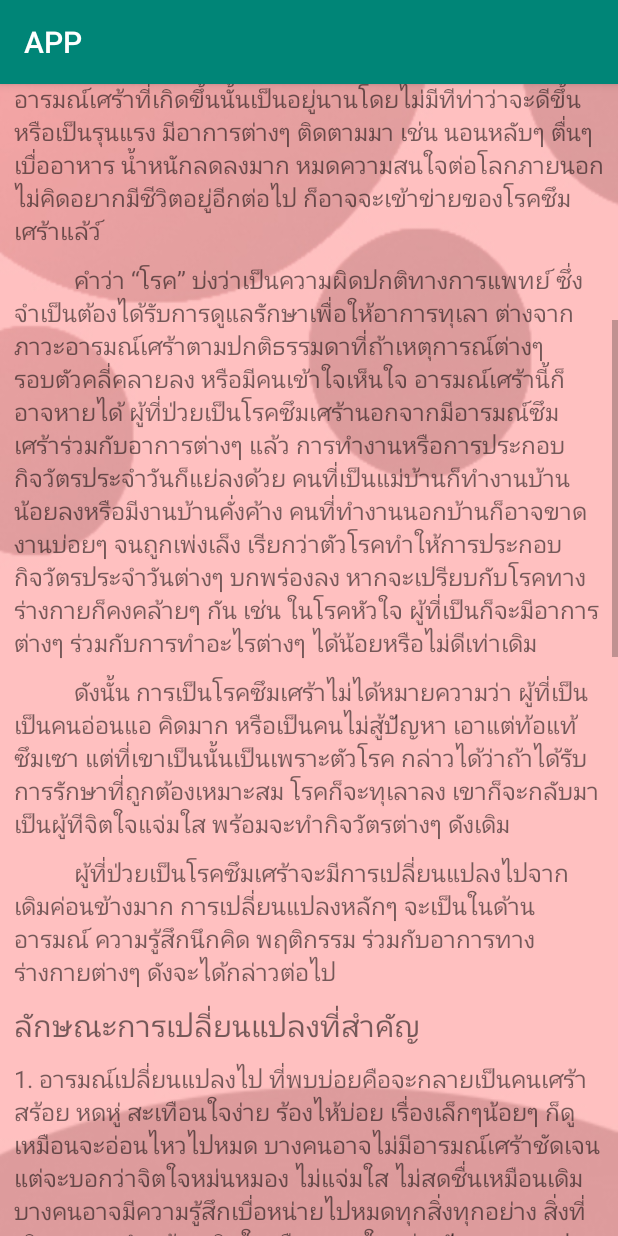
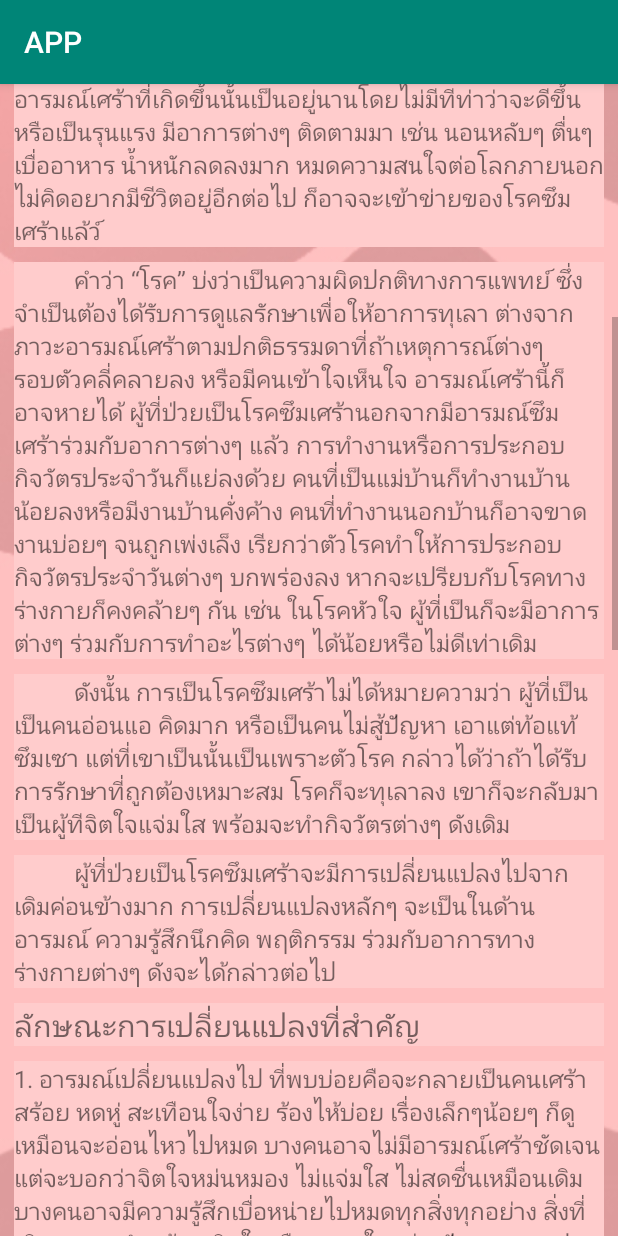
Before and after one commit to SupaflyN/AndroidProject, an Android app: the WhatisActivity screen opened directly, with no data from a screen before it, scrolled down 537 dp, on a phone screen of 412 x 824 dp. Run offline under Robolectric (Android 15) with nearby library versions, the phone set to English and light mode, and no system bars.

Commit message:
แก้

```diff
--- a/app/src/main/java/com/example/app/QuestionActivity.java
+++ b/app/src/main/java/com/example/app/QuestionActivity.java
@@ -30,7 +30,6 @@ public class QuestionActivity extends AppCompatActivity {
     protected void onCreate(Bundle savedInstanceState) {
         super.onCreate(savedInstanceState);
         setContentView(R.layout.activity_question);
-
 
         Button Submit = (Button)findViewById(R.id.buttonSubmit);
         Submit.setOnClickListener(new View.OnClickListener() {
--- a/app/src/main/java/com/example/app/ResultActivity.java
+++ b/app/src/main/java/com/example/app/ResultActivity.java
@@ -10,5 +10,7 @@ public class ResultActivity extends AppCompatActivity {
     protected void onCreate(Bundle savedInstanceState) {
         super.onCreate(savedInstanceState);
         setContentView(R.layout.activity_result2);
+
+
     }
 }
--- a/app/src/main/java/com/example/app/WhatisActivity.java
+++ b/app/src/main/java/com/example/app/WhatisActivity.java
@@ -2,13 +2,26 @@ package com.example.app;
 
 import androidx.appcompat.app.AppCompatActivity;
 
+import android.content.Intent;
 import android.os.Bundle;
+import android.view.View;
+import android.widget.ImageButton;
 
 public class WhatisActivity extends AppCompatActivity {
+
 
     @Override
     protected void onCreate(Bundle savedInstanceState) {
         super.onCreate(savedInstanceState);
         setContentView(R.layout.activity_whatis);
+
+        ImageButton home = (ImageButton) findViewById(R.id.home);
+        home.setOnClickListener(new View.OnClickListener() {
+            @Override
+            public void onClick(View v) {
+                Intent intent = new Intent(getApplicationContext(), MainActivity.class);
+                startActivity(intent);
+            }
+        });
     }
 }
--- a/app/src/main/res/layout/activity_whatis.xml
+++ b/app/src/main/res/layout/activity_whatis.xml
@@ -36,6 +36,7 @@
                 android:layout_height="wrap_content"
                 android:textSize="16dp"
                 android:layout_marginBottom="10dp"
+                android:background="#ffcccc"
                 android:layout_marginLeft="9dp"
                 android:layout_marginRight="9dp"
                 android:text="          สำหรับคนส่วนใหญ่แล้วคำว่าโรคซึมเศร้าฟังดูไม่คุ้นหู ถ้าพูดถึงเรื่องซึมเศร้าเรามักจะนึกกันว่าเป็นเรื่องของอารมณ์ความรู้สึกที่เกิดจากความผิดหวัง หรือการสูญเสียมากกว่าที่จะเป็นโรค ซึ่งตามจริงแล้ว ที่เราพบกันในชีวิตประจำวันส่วนใหญ่ก็จะเป็นเรื่องของอารมณ์ความรู้สึกธะรรมดาๆ ที่มีกันในชีวิตประจำวัน มากบ้างน้อยบ้าง อย่างไรก็ตามในบางครั้ง ถ้าอารมณ์เศร้าที่เกิดขึ้นนั้นเป็นอยู่นานโดยไม่มีทีท่าว่าจะดีขึ้น หรือเป็นรุนแรง มีอาการต่างๆ ติดตามมา เช่น นอนหลับๆ ตื่นๆ เบื่ออาหาร น้ำหนักลดลงมาก หมดความสนใจต่อโลกภายนอก ไม่คิดอยากมีชีวิตอยู่อีกต่อไป ก็อาจจะเข้าข่ายของโรคซึมเศร้าแล้ว์"></TextView>
@@ -44,6 +45,7 @@
                 android:layout_width="match_parent"
                 android:layout_height="wrap_content"
                 android:textSize="16dp"
+                android:background="#ffcccc"
                 android:layout_marginBottom="10dp"
                 android:layout_marginLeft="9dp"
                 android:layout_marginRight="9dp"
@@ -55,6 +57,7 @@
                 android:textSize="16dp"
                 android:layout_marginBottom="10dp"
                 android:layout_marginLeft="9dp"
+                android:background="#ffcccc"
                 android:layout_marginRight="9dp"
                 android:text="          ดังนั้น การเป็นโรคซึมเศร้าไม่ได้หมายความว่า ผู้ที่เป็นเป็นคนอ่อนแอ คิดมาก หรือเป็นคนไม่สู้ปัญหา เอาแต่ท้อแท้ ซึมเซา แต่ที่เขาเป็นนั้นเป็นเพราะตัวโรค กล่าวได้ว่าถ้าได้รับการรักษาที่ถูกต้องเหมาะสม โรคก็จะทุเลาลง เขาก็จะกลับมาเป็นผู้ทีจิตใจแจ่มใส พร้อมจะทำกิจวัตรต่างๆ ดังเดิม"></TextView>
 
@@ -64,6 +67,7 @@
                 android:textSize="16dp"
                 android:layout_marginBottom="10dp"
                 android:layout_marginLeft="9dp"
+                android:background="#ffcccc"
                 android:layout_marginRight="9dp"
                 android:text="          ผู้ที่ป่วยเป็นโรคซึมเศร้าจะมีการเปลี่ยนแปลงไปจากเดิมค่อนข้างมาก การเปลี่ยนแปลงหลักๆ จะเป็นในด้านอารมณ์ ความรู้สึกนึกคิด พฤติกรรม ร่วมกับอาการทางร่างกายต่างๆ ดังจะได้กล่าวต่อไป"></TextView>
 
@@ -73,6 +77,7 @@
                 android:textSize="20dp"
                 android:layout_marginBottom="10dp"
                 android:layout_marginLeft="9dp"
+                android:background="#ffcccc"
                 android:layout_marginRight="9dp"
                 android:text="ลักษณะการเปลี่ยนแปลงที่สำคัญ"></TextView>
 
@@ -82,6 +87,7 @@
                 android:textSize="16dp"
                 android:layout_marginBottom="10dp"
                 android:layout_marginLeft="9dp"
+                android:background="#ffcccc"
                 android:layout_marginRight="9dp"
                 android:text="1. อารมณ์เปลี่ยนแปลงไป ที่พบบ่อยคือจะกลายเป็นคนเศร้าสร้อย หดหู่ สะเทือนใจง่าย ร้องไห้บ่อย เรื่องเล็กๆน้อยๆ ก็ดูเหมือนจะอ่อนไหวไปหมด บางคนอาจไม่มีอารมณ์เศร้าชัดเจนแต่จะบอกว่าจิตใจหม่นหมอง ไม่แจ่มใส ไม่สดชื่นเหมือนเดิม บางคนอาจมีความรู้สึกเบื่อหน่ายไปหมดทุกสิ่งทุกอย่าง สิ่งที่เดิมตนเคยทำแล้วเพลินใจหรือสบายใจ เช่น ฟังเพลง พบปะเพื่อนฝูง เข้าวัด ก็ไม่อยากทำหรือทำแล้วก็ไม่ทำให้สบายใจขึ้น บ้างก็รู้สึกเบื่อไปหมดตั้งแต่ตื่นเช้ามา บางคนอาจมีอารมณ์หงุดหงิดฉุนเฉียวง่าย อะไรก็ดูขวางหูขวางตาไปหมด กลายเป็นคนอารมณ์ร้าย ไม่ใจเย็นเหมือนก่อน"></TextView>
 
@@ -91,6 +97,7 @@
                 android:textSize="16dp"
                 android:layout_marginBottom="10dp"
                 android:layout_marginLeft="9dp"
+                android:background="#ffcccc"
                 android:layout_marginRight="9dp"
                 android:text="2. ความคิดเปลี่ยนไป มองอะไรก็รู้สึกว่าแย่ไปหมด มองชีวิตที่ผ่านมาในอดีตก็เห็นแต่ความผิดพลาดความล้มเหลวของตนเอง ชีวิตตอนนี้ก็รู้สึกว่าอะไรๆ ก็ดูแย่ไปหมด ไม่มีใครช่วยอะไรได้ ไม่เห็นทางออก มองอนาคตไม่เห็น รู้สึกท้อแท้หมดหวังกับชีวิต บางคนกลายเป็นคนไม่มั่นใจตนเองไป จะตัดสินใจอะไรก็ลังเลไปหมด รู้สึกว่าตนเองไร้ความสามารถ ไร้คุณค่า เป็นภาระแก่คนอื่น ทั้งๆ ที่ญาติหรือเพื่อนๆ ก็ยืนยันว่ายินดีช่วยเหลือ เขาไม่เป็นภาระอะไรแต่ก็ยังคงคิดเช่นนั้นอยู่ ความรู้สึกว่าตนเองไร้ค่า ความคับข้องใจ ทรมานจิตใจ เหล่านี้อาจทำให้เจ้าตัวคิดถึงเรื่องการตายอยู่บ่อยๆ แรกๆ ก็อาจคิดเพียงแค่อยากไปให้พ้นๆ จากสภาพตอนนี้ ต่อมาเริ่มคิดอยากตายแต่ก็ไม่ได้คิดถึงแผนการณ์อะไรที่แน่นอน เมื่ออารมณ์เศร้าหรือความรู้สึกหมดหวังมีมากขึ้น ก็จะเริ่มคิดเป็นเรื่องเป็นราวว่าจะทำอย่างไร ในช่วงนี้หากมีเหตุการณ์มากระทบกระเทือนจิตใจก็อาจเกิดการทำร้ายตนเองขึ้นได้จากอารมณ์ชั่ววูบ"></TextView>
 
@@ -100,6 +107,7 @@
                 android:textSize="16dp"
                 android:layout_marginBottom="10dp"
                 android:layout_marginLeft="9dp"
+                android:background="#ffcccc"
                 android:layout_marginRight="9dp"
                 android:text="3. สมาธิความจำแย่ลง จะหลงลืมง่าย โดยเฉพาะกับเรื่องใหม่ๆ วางของไว้ที่ไหนก็นึกไม่ออก ญาติเพิ่งพูดด้วยเมื่อเช้าก็นึกไม่ออกว่าเขาสั่งว่าอะไร จิตใจเหม่อลอยบ่อย ทำอะไรไม่ได้นานเนื่องจากสมาธิไม่มี ดูโทรทัศน์นานๆ จะไม่รู้เรื่อง อ่านหนังสือก็ได้ไม่ถึงหน้า ประสิทธิภาพในการทำงานลดลง ทำงานผิดๆ ถูกๆ"></TextView>
 
@@ -109,6 +117,7 @@
                 android:textSize="16dp"
                 android:layout_marginBottom="10dp"
                 android:layout_marginLeft="9dp"
+                android:background="#ffcccc"
                 android:layout_marginRight="9dp"
                 android:text="4. มีอาการทางร่างกายต่างๆ ร่วม ที่พบบ่อยคือจะรู้สึกอ่อนเพลีย ไม่มีเรี่ยวแรง ซึ่งเมื่อพบร่วมกับอารมณ์รู้สึกเบื่อหน่ายไม่อยากทำอะไร ก็จะทำให้คนอื่นดูว่าเป็นคนขี้เกียจ ปัญหาด้านการนอนก็พบบ่อยเช่นกัน มักจะหลับยาก นอนไม่เต็มอิ่ม หลับๆตื่นๆ บางคนตื่นแต่เช้ามืดแล้วนอนต่อไม่ได้ ส่วนใหญ่จะรู้สึกเบื่ออาหาร ไม่เจริญอาหารเหมือนเดิม น้ำหนักลดลงมาก บางคนลดลงหลายกิโลกรัมภายใน 1 เดือน นอกจากนี้ยังอาจมีอาการท้องผูก อืดแน่นท้อง ปากคอแห้ง บางคนอาจมีอาการปวดหัว ปวดเมื่อยตามตัว"></TextView>
 
@@ -118,6 +127,7 @@
                 android:textSize="16dp"
                 android:layout_marginBottom="10dp"
                 android:layout_marginLeft="9dp"
+                android:background="#ffcccc"
                 android:layout_marginRight="9dp"
                 android:text="5. ความสัมพันธ์กับคนรอบข้างเปลี่ยนไป ดังกล่าวบ้างแล้วข้างต้น ผู้ที่เป็นโรคนี้มักจะดูซึมลง ไม่ร่าเริง แจ่มใส เหมือนก่อน จะเก็บตัวมากขึ้น ไม่ค่อยพูดจากับใคร บางคนอาจกลายเป็นคนใจน้อย อ่อนไหวง่าย ซึ่งคนรอบข้างก็มักจะไม่เข้าใจว่าทำไมเขาถึงเปลี่ยนไป บางคนอาจหงุดหงิดบ่อยกว่าเดิม แม่บ้านอาจทนที่ลูกๆ ซนไม่ได้ หรือมีปากเสียงระหว่างคู่ครองบ่อยๆ"></TextView>
 
@@ -127,6 +137,7 @@
                 android:textSize="16dp"
                 android:layout_marginBottom="10dp"
                 android:layout_marginLeft="9dp"
+                android:background="#ffcccc"
                 android:layout_marginRight="9dp"
                 android:text="6. การงานแย่ลง ความรับผิดชอบต่อการงานก็ลดลง ถ้าเป็นแม่บ้านงานบ้านก็ไม่ได้ทำ หรือทำลวกๆ เพียงให้ผ่านๆ ไป คนที่ทำงานสำนักงานก็จะทำงานที่ละเอียดไม่ได้เพราะสมาธิไม่มี ในช่วงแรกๆ ผู้ที่เป็นอาจจะพอฝืนใจตัวเองให้ทำได้ แต่พอเป็นมากๆ ขึ้นก็จะหมดพลังที่จะต่อสู้ เริ่มลางานขาดงานบ่อยๆ ซึ่งหากไม่มีผู้เข้าใจหรือให้การช่วยเหลือก็มักจะถูกให้ออกจากงาน"></TextView>
 
@@ -136,8 +147,16 @@
                 android:textSize="16dp"
                 android:layout_marginBottom="10dp"
                 android:layout_marginLeft="9dp"
+                android:background="#ffcccc"
                 android:layout_marginRight="9dp"
                 android:text="7. อาการโรคจิต จะพบในรายที่เป็นรุนแรงซึ่งนอกจากผู้ที่เป็นจะมีอาการซึมเศร้ามากแล้ว จะยังพบว่ามีอาการของโรคจิตได้แก่ อาการหลงผิดหรือประสาทหลอนร่วมด้วย ที่พบบ่อยคือ จะเชื่อว่ามีคนคอยกลั่นแกล้ง หรือประสงค์ร้ายต่อตนเอง อาจมีหูแว่วเสียงคนมาพูดคุยด้วย อย่างไรก็ตามอาการเหล่านี้มักจะเป็นเพียงชั่วคราวเท่านั้น เมื่อได้รับการรักษา อารมณ์เศร้าดีขึ้น อาการโรคจิตก็มักทุเลาตาม"></TextView>
+
+                    <ImageButton
+                        android:layout_width="match_parent"
+                        android:layout_height="wrap_content"
+                        android:background="@null"
+                        android:id="@+id/home"
+                        android:src="@drawable/home"></ImageButton>
         </LinearLayout>
     </ScrollView>
 </androidx.constraintlayout.widget.ConstraintLayout>
```
Also changed, not shown: app/src/main/java/com/example/app/MainActivity.java (+4 -7 lines), app/src/main/java/com/example/app/ScopeActivity.java (+12 -0 lines), app/src/main/java/com/example/app/highrisk.java (+11 -0 lines), app/src/main/java/com/example/app/history.java (+11 -0 lines), app/src/main/java/com/example/app/lowriskActivity.java (+11 -0 lines), app/src/main/java/com/example/app/mediumriskActivity.java (+12 -0 lines), app/src/main/java/com/example/app/noriskActivity.java (+12 -0 lines), app/src/main/res/layout/activity_history.xml (+9 -0 lines), app/src/main/res/layout/activity_scope.xml (+13 -0 lines), app/src/main/res/drawable/home.png (added).
